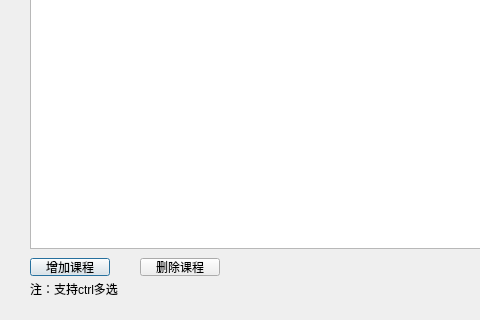
Before: the Qt Designer form timetable.ui in lcclcc233/Qtodo, drawn with Qt 5; both pictures show x 0 to 480 and y 162 to 482 of the 783 by 482 pixel window.
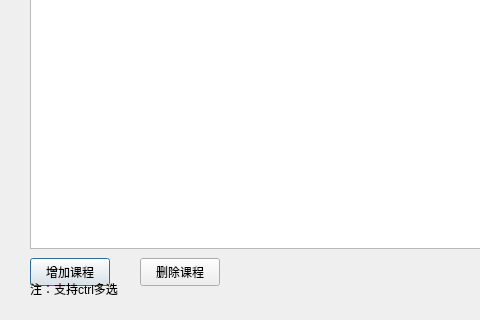
After: the same form once the commit is applied.

Commit message: add icon for executable(release mode)/change pro file for exe icon/change height for some ButtonBox

```diff
--- a/timetable.ui
+++ b/timetable.ui
@@ -29,7 +29,7 @@
      <x>30</x>
      <y>420</y>
      <width>80</width>
-     <height>18</height>
+     <height>28</height>
     </rect>
    </property>
    <property name="text">
@@ -42,7 +42,7 @@
      <x>140</x>
      <y>420</y>
      <width>80</width>
-     <height>18</height>
+     <height>28</height>
     </rect>
    </property>
    <property name="text">
```
The commit also changes 5 other files.
